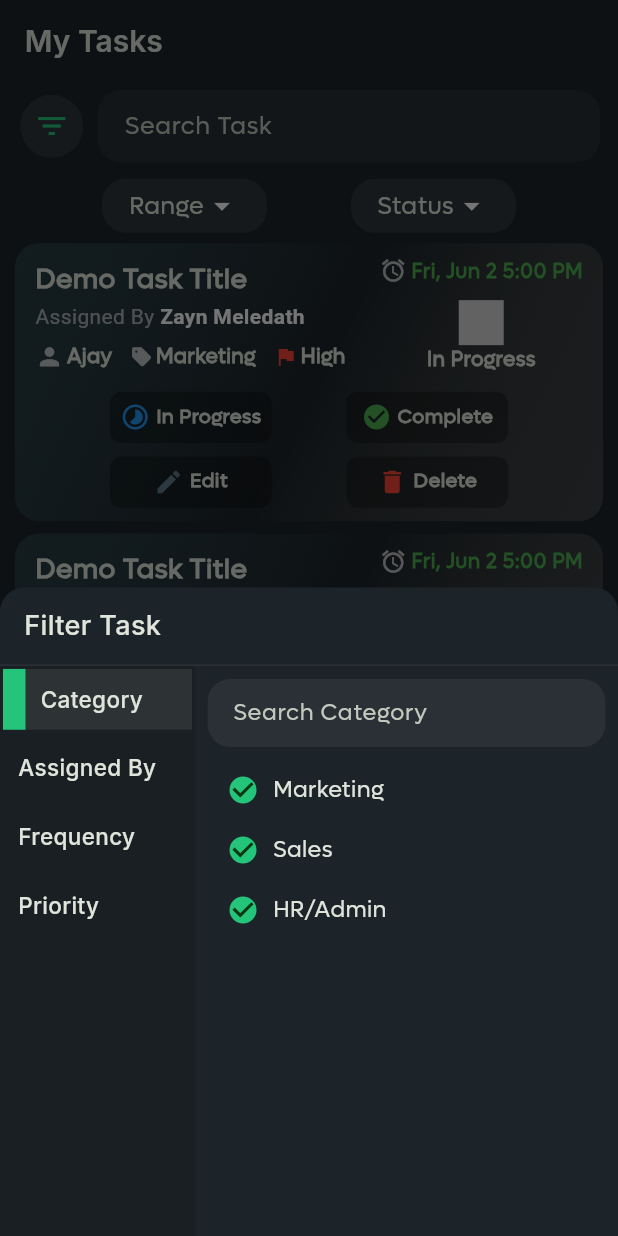
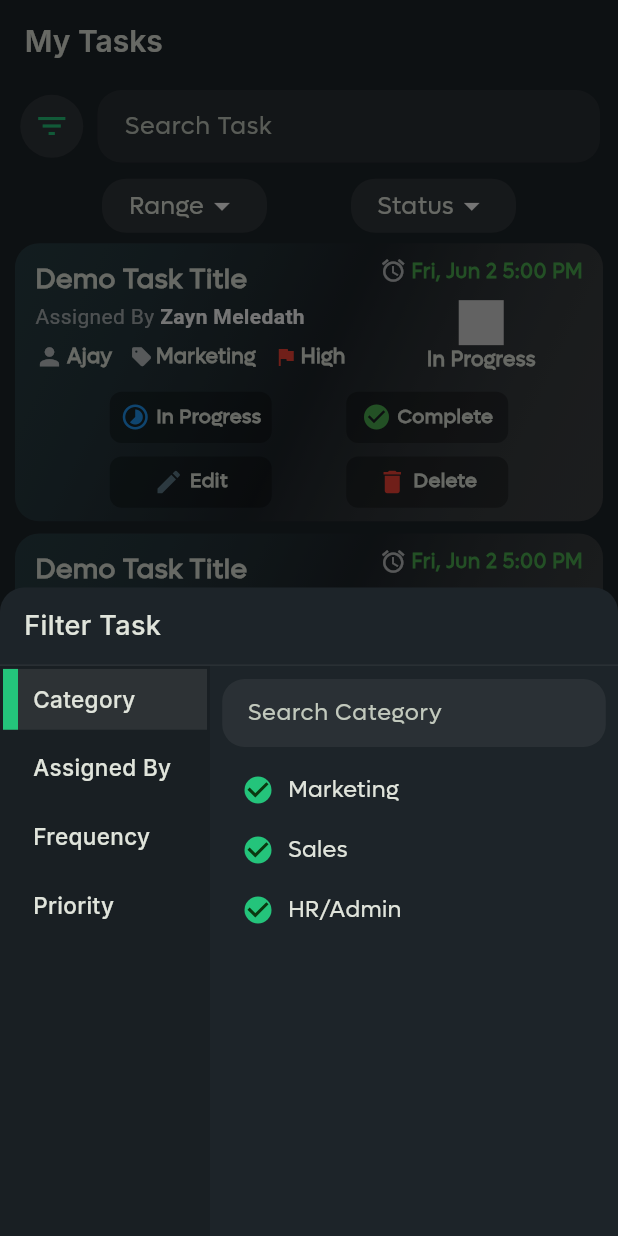
Before and after one commit to ZaynMeledath/turningpoint_tms, a Flutter app: the MyTasksScreen screen opened directly, after a tap on the "filter list" icon, on a phone screen of 412 x 824 dp. Run offline on Flutter 3.47's test engine with Material 3 defaults, Android fonts, the phone set to English and light mode, and no system bars; drawn by our look-alikes of flutter_animate; our stand-ins replace animated_bottom_navigation_bar, fl_chart, flutter_screenutil, get, google_fonts, lottie and 1 more.

Commit message:
Animation on filter bottom sheet

```diff
--- a/lib/view/task_management/my_tasks/dialogs/segments/category_filter_segment.dart
+++ b/lib/view/task_management/my_tasks/dialogs/segments/category_filter_segment.dart
@@ -14,7 +14,11 @@ Widget categoryFilterSegment({
             child: customTextField(
               controller: categorySearchController,
               hintText: 'Search Category',
-            ),
+            ).animate().slideY(
+                  begin: .5,
+                  duration: const Duration(milliseconds: 700),
+                  curve: Curves.elasticOut,
+                ),
           ),
         ),
         Expanded(
@@ -44,7 +48,12 @@ Widget categoryFilterSegment({
                     ),
                   ),
                 ],
-              );
+              ).animate().slideY(
+                    begin: .5,
+                    delay: Duration(milliseconds: 40 * (index + 1)),
+                    duration: const Duration(milliseconds: 700),
+                    curve: Curves.elasticOut,
+                  );
             },
           ),
         ),
--- a/lib/view/task_management/my_tasks/dialogs/segments/filter_item.dart
+++ b/lib/view/task_management/my_tasks/dialogs/segments/filter_item.dart
@@ -4,19 +4,21 @@ Widget filterItem({
   required String title,
   required bool isActive,
 }) {
-  return Container(
+  return AnimatedContainer(
     width: double.maxFinite,
     height: 45.h,
+    duration: const Duration(milliseconds: 300),
     color: isActive ? Colors.grey.withOpacity(.15) : Colors.transparent,
     child: Row(
       children: [
-        isActive
-            ? Container(
-                width: 15.w,
-                height: double.maxFinite,
-                color: AppColor.themeGreen,
-              )
-            : const SizedBox(),
+        // isActive ?
+        AnimatedContainer(
+          width: 10.w,
+          height: double.maxFinite,
+          duration: const Duration(milliseconds: 300),
+          color: isActive ? AppColor.themeGreen : Colors.transparent,
+        ),
+        // : const SizedBox(),
         SizedBox(width: 10.w),
         Text(
           title,
--- a/lib/view/task_management/my_tasks/dialogs/show_filter_bottom_sheet.dart
+++ b/lib/view/task_management/my_tasks/dialogs/show_filter_bottom_sheet.dart
@@ -43,7 +43,7 @@ Future<Object?> showFilterBottomSheet({
                 children: [
                   //--------------------Filter Key Part--------------------//
                   Container(
-                    width: 130.w,
+                    width: 140.w,
                     padding: EdgeInsets.all(2.w),
                     decoration: BoxDecoration(
                       color: Colors.black.withOpacity(.15),
```
Also changed, not shown: lib/controller/filter_controller.dart (+19 -1 lines), lib/view/task_management/my_tasks/dialogs/segments/assigned_filter_segment.dart (+12 -3 lines), lib/view/task_management/my_tasks/dialogs/segments/frequency_filter_segment.dart (+11 -2 lines), lib/view/task_management/my_tasks/dialogs/segments/priority_filter_segment.dart (+11 -2 lines).
